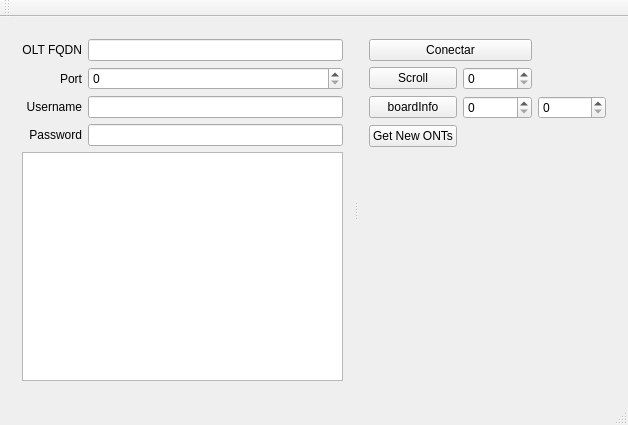
The window that QFrontend.ui (silderan/HuaweiOLTAPI) describes before a commit, drawn with Qt 5.
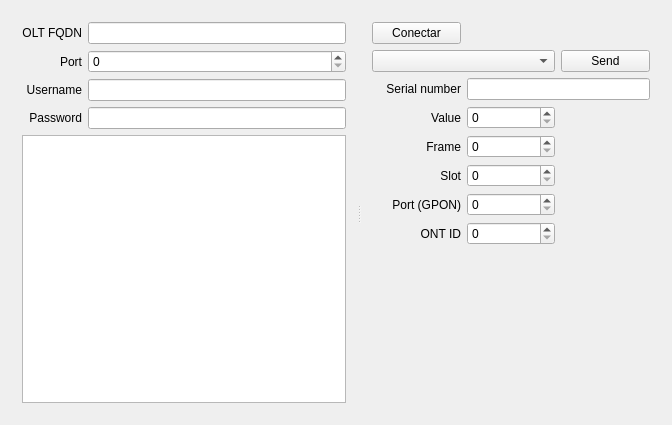
The same window after the commit.

```diff
--- a/QFrontend.ui
+++ b/QFrontend.ui
@@ -6,7 +6,7 @@
    <rect>
     <x>0</x>
     <y>0</y>
-    <width>628</width>
+    <width>672</width>
     <height>425</height>
    </rect>
   </property>
@@ -91,7 +91,60 @@
       </widget>
       <widget class="QWidget" name="layoutWidget">
        <layout class="QGridLayout" name="gridLayout_2">
+        <item row="1" column="0">
+         <widget class="QPushButton" name="btLogin">
+          <property name="text">
+           <string>Conectar</string>
+          </property>
+         </widget>
+        </item>
         <item row="4" column="0">
+         <widget class="QLabel" name="label_6">
+          <property name="text">
+           <string>Value</string>
+          </property>
+          <property name="alignment">
+           <set>Qt::AlignRight|Qt::AlignTrailing|Qt::AlignVCenter</set>
+          </property>
+         </widget>
+        </item>
+        <item row="4" column="1">
+         <widget class="QSpinBox" name="value">
+          <property name="maximum">
+           <number>512</number>
+          </property>
+         </widget>
+        </item>
+        <item row="3" column="0">
+         <widget class="QLabel" name="label_5">
+          <property name="text">
+           <string>Serial number</string>
+          </property>
+          <property name="alignment">
+           <set>Qt::AlignRight|Qt::AlignTrailing|Qt::AlignVCenter</set>
+          </property>
+         </widget>
+        </item>
+        <item row="5" column="1">
+         <widget class="QSpinBox" name="frame"/>
+        </item>
+        <item row="2" column="2">
+         <widget class="QPushButton" name="sendCMD">
+          <property name="text">
+           <string>Send</string>
+          </property>
+         </widget>
+        </item>
+        <item row="2" column="0" colspan="2">
+         <widget class="QComboBox" name="command"/>
+        </item>
+        <item row="3" column="1" colspan="2">
+         <widget class="QLineEdit" name="serial"/>
+        </item>
+        <item row="8" column="1">
+         <widget class="QSpinBox" name="ontID"/>
+        </item>
+        <item row="9" column="0">
          <spacer name="verticalSpacer">
           <property name="orientation">
            <enum>Qt::Vertical</enum>
@@ -104,54 +157,51 @@
           </property>
          </spacer>
         </item>
-        <item row="0" column="0" colspan="2">
-         <widget class="QPushButton" name="btLogin">
+        <item row="6" column="0">
+         <widget class="QLabel" name="label_8">
           <property name="text">
-           <string>Conectar</string>
+           <string>Slot</string>
           </property>
+          <property name="alignment">
+           <set>Qt::AlignRight|Qt::AlignTrailing|Qt::AlignVCenter</set>
+          </property>
          </widget>
         </item>
-        <item row="2" column="0">
-         <widget class="QPushButton" name="btBoardInfo">
+        <item row="8" column="0">
+         <widget class="QLabel" name="label_10">
           <property name="text">
-           <string>boardInfo</string>
+           <string>ONT ID</string>
           </property>
+          <property name="alignment">
+           <set>Qt::AlignRight|Qt::AlignTrailing|Qt::AlignVCenter</set>
+          </property>
          </widget>
         </item>
-        <item row="1" column="0">
-         <widget class="QPushButton" name="btScroll">
+        <item row="7" column="0">
+         <widget class="QLabel" name="label_9">
           <property name="text">
-           <string>Scroll</string>
+           <string>Port (GPON)</string>
           </property>
-         </widget>
-        </item>
-        <item row="1" column="1">
-         <widget class="QSpinBox" name="sbScroll">
-          <property name="maximum">
-           <number>512</number>
+          <property name="alignment">
+           <set>Qt::AlignRight|Qt::AlignTrailing|Qt::AlignVCenter</set>
           </property>
          </widget>
         </item>
-        <item row="3" column="0">
-         <widget class="QPushButton" name="btNewOLTs">
+        <item row="5" column="0">
+         <widget class="QLabel" name="label_7">
           <property name="text">
-           <string>Get New ONTs</string>
+           <string>Frame</string>
           </property>
-         </widget>
-        </item>
-        <item row="2" column="2">
-         <widget class="QSpinBox" name="sbSlot">
-          <property name="maximum">
-           <number>10</number>
+          <property name="alignment">
+           <set>Qt::AlignRight|Qt::AlignTrailing|Qt::AlignVCenter</set>
           </property>
          </widget>
         </item>
-        <item row="2" column="1">
-         <widget class="QSpinBox" name="sbFrame">
-          <property name="maximum">
-           <number>32</number>
-          </property>
-         </widget>
+        <item row="6" column="1">
+         <widget class="QSpinBox" name="slot"/>
+        </item>
+        <item row="7" column="1">
+         <widget class="QSpinBox" name="port"/>
         </item>
        </layout>
       </widget>
@@ -169,15 +219,6 @@
     </rect>
    </property>
   </widget>
-  <widget class="QToolBar" name="mainToolBar">
-   <attribute name="toolBarArea">
-    <enum>TopToolBarArea</enum>
-   </attribute>
-   <attribute name="toolBarBreak">
-    <bool>false</bool>
-   </attribute>
-  </widget>
-  <widget class="QStatusBar" name="statusBar"/>
  </widget>
  <layoutdefault spacing="6" margin="11"/>
  <tabstops>
```
Left out of the diff: 29 changed lines with no effect on the pictures.
